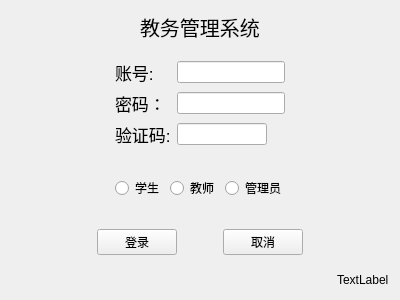
Before: the Qt Designer form login_scene.ui in wuhanyi1/Qt_project, drawn with Qt 5.
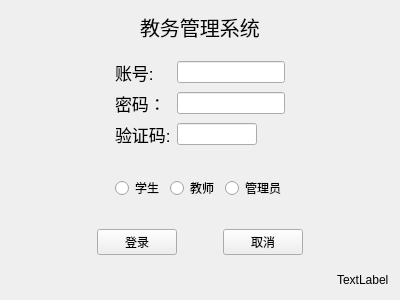
After: the same form once the commit is applied.

Patch:
```diff
--- a/login_scene.ui
+++ b/login_scene.ui
@@ -93,13 +93,13 @@
        <widget class="QLineEdit" name="lineEdit_3">
         <property name="minimumSize">
          <size>
-          <width>90</width>
+          <width>80</width>
           <height>22</height>
          </size>
         </property>
         <property name="maximumSize">
          <size>
-          <width>90</width>
+          <width>80</width>
           <height>22</height>
          </size>
         </property>
```
